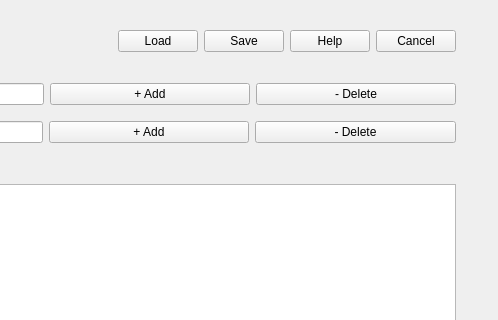
Old version of the form pasta_eln/GUI/ontology_configuration/ontology_configuration.ui in the repository PASTA-ELN/pasta-eln; both pictures show x 745 to 1243 and y 0 to 320 of the 1243 by 874 pixel window.
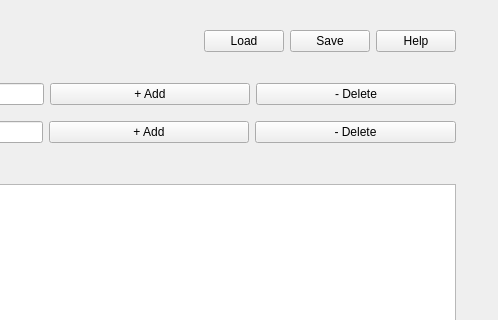
New version of the form.

Commit message: - Deleted the cancel button from ontology editor - Removed sorting indicators from the

Diff of the .ui file:
```diff
--- a/pasta_eln/GUI/ontology_configuration/ontology_configuration.ui
+++ b/pasta_eln/GUI/ontology_configuration/ontology_configuration.ui
@@ -514,16 +514,6 @@
            </property>
           </widget>
          </item>
-         <item>
-          <widget class="QPushButton" name="cancelPushButton">
-           <property name="toolTip">
-            <string>Close the editor</string>
-           </property>
-           <property name="text">
-            <string>Cancel</string>
-           </property>
-          </widget>
-         </item>
         </layout>
        </item>
       </layout>
```
Left out of the diff: 6 changed lines with no effect on the pictures. The commit also changes 1 other file.
